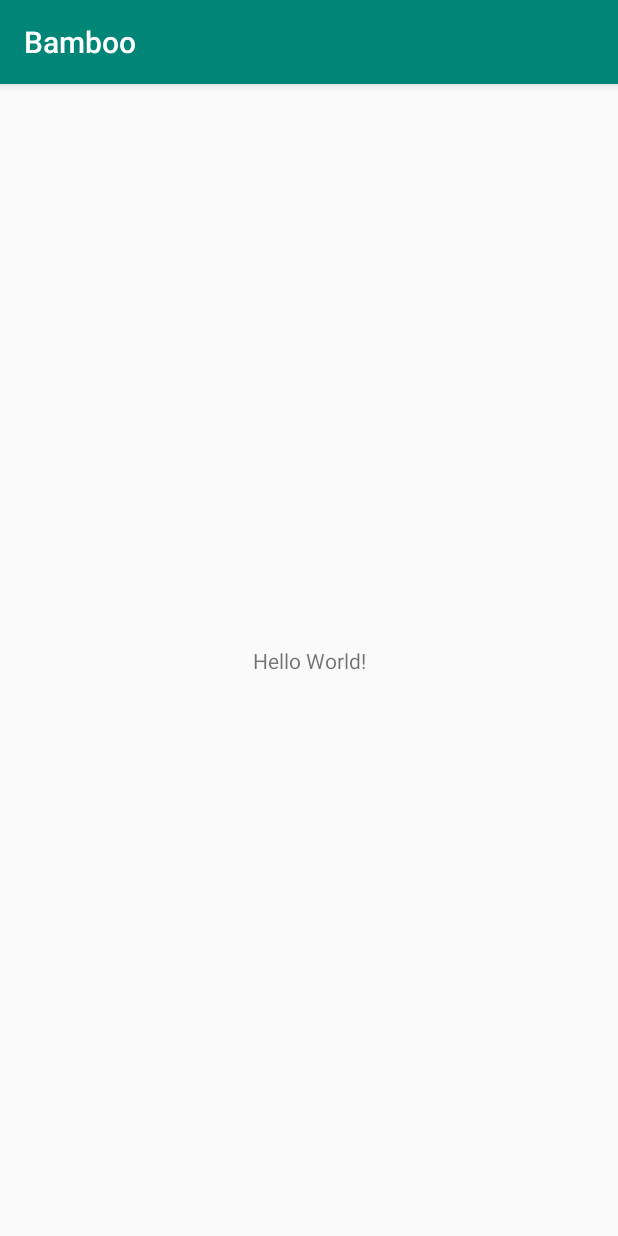
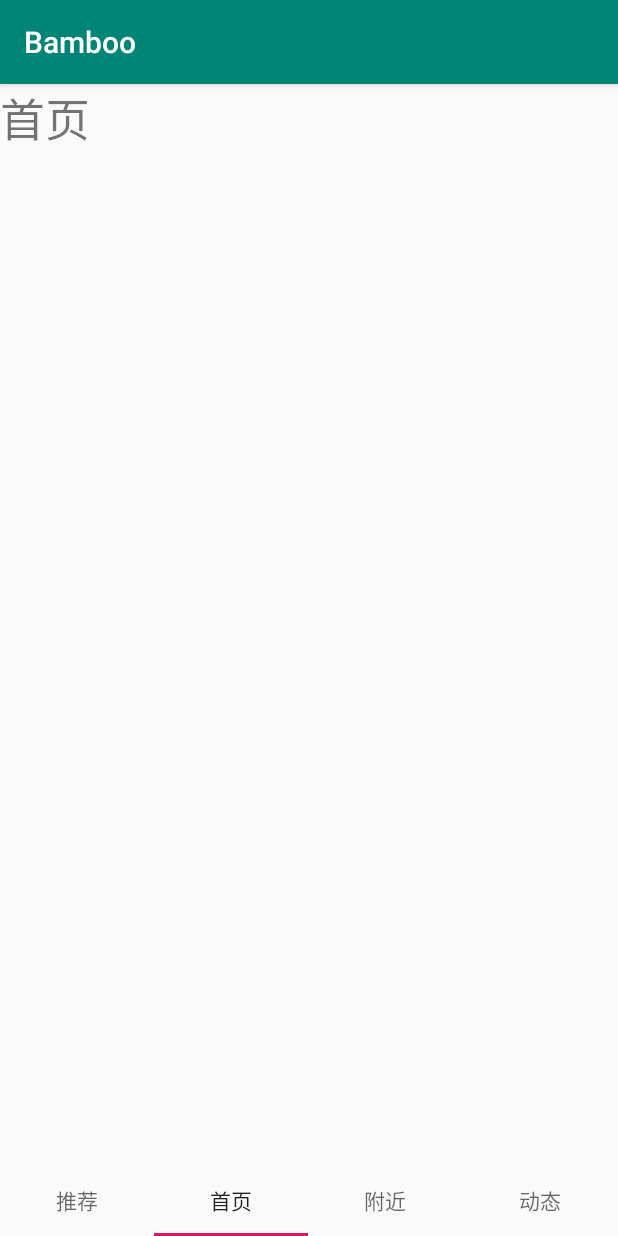
Before and after one commit to yetote/Bamboo, an Android app: the screen it shows after launch (MainActivity), on a phone screen of 412 x 824 dp. Run offline under Robolectric (Android 15) with nearby library versions, the phone set to English and light mode, and no system bars.

Commit message:
APP整体架构未完成，扯皮中。。。。。

```diff
--- a/app/src/main/java/com/example/bamboo/MainActivity.java
+++ b/app/src/main/java/com/example/bamboo/MainActivity.java
@@ -1,30 +1,66 @@
 package com.example.bamboo;
 
 import androidx.appcompat.app.AppCompatActivity;
+import androidx.fragment.app.Fragment;
+import androidx.viewpager.widget.ViewPager;
 
 import android.os.Bundle;
 import android.widget.TextView;
 
+import com.example.bamboo.adapter.MainTabLayoutAdapter;
+import com.example.bamboo.fragment.DiscoverFragment;
+import com.example.bamboo.fragment.HomePageFragment;
+import com.example.bamboo.fragment.MattersFragment;
+import com.example.bamboo.fragment.MineFragment;
+import com.example.bamboo.fragment.NearFragment;
+import com.example.bamboo.fragment.RecommendFragment;
+import com.google.android.material.tabs.TabLayout;
+
+import java.util.ArrayList;
+
+/**
+ * @author yetote
+ * @decription 起始Activity
+ */
 public class MainActivity extends AppCompatActivity {
-
-    // Used to load the 'native-lib' library on application startup.
-    static {
-        System.loadLibrary("native-lib");
-    }
+    private TabLayout tabLayout;
+    private MainTabLayoutAdapter adapter;
+    private ArrayList<Fragment> fmList;
+    private ArrayList<String> titleList;
+    private ViewPager viewPager;
 
     @Override
     protected void onCreate(Bundle savedInstanceState) {
         super.onCreate(savedInstanceState);
         setContentView(R.layout.activity_main);
 
-        // Example of a call to a native method
-        TextView tv = findViewById(R.id.sample_text);
-        tv.setText(stringFromJNI());
+        initView();
+
+        tabLayout.addTab(tabLayout.newTab().setText("推荐"),false);
+        tabLayout.addTab(tabLayout.newTab().setText("首页"),true);
+        tabLayout.addTab(tabLayout.newTab().setText("附近"),false);
+        tabLayout.addTab(tabLayout.newTab().setText("动态"),false);
+
+        fmList = new ArrayList<>();
+        fmList.add(new RecommendFragment());
+        fmList.add(new HomePageFragment());
+        fmList.add(new NearFragment());
+        fmList.add(new MattersFragment());
+
+        titleList=new ArrayList<>();
+        titleList.add("推荐");
+        titleList.add("首页");
+        titleList.add("附近");
+        titleList.add("动态");
+
+        adapter = new MainTabLayoutAdapter(getSupportFragmentManager(), fmList,titleList);
+        viewPager.setAdapter(adapter);
+        viewPager.setCurrentItem(1);
+        tabLayout.setupWithViewPager(viewPager);
     }
 
-    /**
-     * A native method that is implemented by the 'native-lib' native library,
-     * which is packaged with this application.
-     */
-    public native String stringFromJNI();
+    private void initView() {
+        tabLayout = findViewById(R.id.main_tabLayout);
+        viewPager = findViewById(R.id.main_viewPager);
+    }
 }
--- /dev/null
+++ b/app/src/main/java/com/example/bamboo/adapter/MainTabLayoutAdapter.java
@@ -0,0 +1,44 @@
+package com.example.bamboo.adapter;
+
+import java.util.ArrayList;
+
+import androidx.annotation.Nullable;
+import androidx.fragment.app.Fragment;
+import androidx.fragment.app.FragmentManager;
+import androidx.fragment.app.FragmentPagerAdapter;
+
+/**
+ * @author yetote QQ:503779938
+ * @name Bamboo
+ * @class name：com.example.bamboo.adapter
+ * @class describe
+ * @time 2018/10/19 16:50
+ * @change
+ * @chang time
+ * @class describe
+ */
+public class MainTabLayoutAdapter extends FragmentPagerAdapter {
+    private ArrayList<Fragment> list;
+    private ArrayList<String> title;
+    public MainTabLayoutAdapter(FragmentManager fm,ArrayList<Fragment> fmList,ArrayList<String> titleList) {
+        super(fm);
+        this.list=fmList;
+        this.title=titleList;
+    }
+
+    @Override
+    public Fragment getItem(int position) {
+        return list.get(position);
+    }
+
+    @Override
+    public int getCount() {
+        return list.size();
+    }
+
+    @Nullable
+    @Override
+    public CharSequence getPageTitle(int position) {
+        return title.get(position);
+    }
+}
--- /dev/null
+++ b/app/src/main/java/com/example/bamboo/fragment/HomePageFragment.java
@@ -0,0 +1,31 @@
+package com.example.bamboo.fragment;
+
+import android.os.Bundle;
+import android.view.LayoutInflater;
+import android.view.View;
+import android.view.ViewGroup;
+
+import com.example.bamboo.R;
+
+import androidx.annotation.NonNull;
+import androidx.annotation.Nullable;
+import androidx.fragment.app.Fragment;
+
+/**
+ * @author yetote QQ:503779938
+ * @name HomePageFragment
+ * @class name：com.example.bamboo.fragment
+ * @class 首页
+ * @time 2018/10/19 16:58
+ * @change
+ * @chang time
+ * @class describe
+ */
+public class HomePageFragment extends Fragment {
+    @Nullable
+    @Override
+    public View onCreateView(@NonNull LayoutInflater inflater, @Nullable ViewGroup container, @Nullable Bundle savedInstanceState) {
+        View v=inflater.inflate(R.layout.fragment_homepage,null,false);
+        return v;
+    }
+}
--- /dev/null
+++ b/app/src/main/java/com/example/bamboo/fragment/MattersFragment.java
@@ -0,0 +1,32 @@
+package com.example.bamboo.fragment;
+
+import android.os.Bundle;
+import android.view.LayoutInflater;
+import android.view.View;
+import android.view.ViewGroup;
+
+import com.example.bamboo.R;
+
+import androidx.annotation.NonNull;
+import androidx.annotation.Nullable;
+import androidx.fragment.app.Fragment;
+
+/**
+ * @author yetote QQ:503779938
+ * @name Bamboo
+ * @class name：com.example.bamboo.fragment
+ * @class describe
+ * @time 2018/10/19 17:25
+ * @change
+ * @chang time
+ * @class describe
+ */
+public class MattersFragment extends Fragment {
+    @Nullable
+    @Override
+    public View onCreateView(@NonNull LayoutInflater inflater, @Nullable ViewGroup container, @Nullable Bundle savedInstanceState) {
+
+        View v = inflater.inflate(R.layout.fragment_matters, null, false);
+        return v;
+    }
+}
--- /dev/null
+++ b/app/src/main/java/com/example/bamboo/fragment/NearFragment.java
@@ -0,0 +1,31 @@
+package com.example.bamboo.fragment;
+
+import android.os.Bundle;
+import android.view.LayoutInflater;
+import android.view.View;
+import android.view.ViewGroup;
+
+import com.example.bamboo.R;
+
+import androidx.annotation.NonNull;
+import androidx.annotation.Nullable;
+import androidx.fragment.app.Fragment;
+
+/**
+ * @author yetote QQ:503779938
+ * @name Bamboo
+ * @class name：com.example.bamboo.fragment
+ * @class 附近页
+ * @time 2018/10/19 17:03
+ * @change
+ * @chang time
+ * @class describe
+ */
+public class NearFragment extends Fragment {
+    @Nullable
+    @Override
+    public View onCreateView(@NonNull LayoutInflater inflater, @Nullable ViewGroup container, @Nullable Bundle savedInstanceState) {
+        View v=inflater.inflate(R.layout.fragment_near,null,false);
+        return v;
+    }
+}
--- /dev/null
+++ b/app/src/main/java/com/example/bamboo/fragment/RecommendFragment.java
@@ -0,0 +1,31 @@
+package com.example.bamboo.fragment;
+
+import android.os.Bundle;
+import android.view.LayoutInflater;
+import android.view.View;
+import android.view.ViewGroup;
+
+import com.example.bamboo.R;
+
+import androidx.annotation.NonNull;
+import androidx.annotation.Nullable;
+import androidx.fragment.app.Fragment;
+
+/**
+ * @author yetote QQ:503779938
+ * @name RecommendFragment
+ * @class name：com.example.bamboo.fragment
+ * @class 推荐页
+ * @time 2018/10/19 16:58
+ * @change
+ * @chang time
+ * @class describe
+ */
+public class RecommendFragment extends Fragment {
+    @Nullable
+    @Override
+    public View onCreateView(@NonNull LayoutInflater inflater, @Nullable ViewGroup container, @Nullable Bundle savedInstanceState) {
+        View v = inflater.inflate(R.layout.fragment_recommend, null, false);
+        return v;
+    }
+}
--- a/app/src/main/res/layout/activity_main.xml
+++ b/app/src/main/res/layout/activity_main.xml
@@ -1,19 +1,21 @@
 <?xml version="1.0" encoding="utf-8"?>
-<androidx.constraintlayout.widget.ConstraintLayout xmlns:android="http://schemas.android.com/apk/res/android"
+<RelativeLayout xmlns:android="http://schemas.android.com/apk/res/android"
     xmlns:app="http://schemas.android.com/apk/res-auto"
     xmlns:tools="http://schemas.android.com/tools"
     android:layout_width="match_parent"
     android:layout_height="match_parent"
     tools:context=".MainActivity">
 
-    <TextView
-        android:id="@+id/sample_text"
-        android:layout_width="wrap_content"
+    <androidx.viewpager.widget.ViewPager
+        android:layout_width="match_parent"
+        android:layout_height="match_parent"
+        android:id="@+id/main_viewPager"
+        android:layout_above="@id/main_tabLayout"/>
+
+    <com.google.android.material.tabs.TabLayout
+        android:id="@+id/main_tabLayout"
+        android:layout_width="match_parent"
         android:layout_height="wrap_content"
-        android:text="Hello World!"
-        app:layout_constraintBottom_toBottomOf="parent"
-        app:layout_constraintLeft_toLeftOf="parent"
-        app:layout_constraintRight_toRightOf="parent"
-        app:layout_constraintTop_toTopOf="parent" />
+        android:layout_alignParentBottom="true" />
 
-</androidx.constraintlayout.widget.ConstraintLayout>
+</RelativeLayout>
--- /dev/null
+++ b/app/src/main/res/layout/fragment_homepage.xml
@@ -0,0 +1,10 @@
+<?xml version="1.0" encoding="utf-8"?>
+<LinearLayout xmlns:android="http://schemas.android.com/apk/res/android"
+    android:layout_width="match_parent"
+    android:layout_height="match_parent">
+    <TextView
+        android:layout_width="match_parent"
+        android:layout_height="match_parent"
+        android:text="首页"
+        android:textSize="30sp"/>
+</LinearLayout>
```
Also changed, not shown: app/build.gradle (+3 -4 lines), app/src/main/java/com/example/bamboo/fragment/DiscoverFragment.java (added, +31 -0 lines), app/src/main/java/com/example/bamboo/fragment/MineFragment.java (added, +31 -0 lines), app/src/main/res/layout/fragment_discover.xml (added, +10 -0 lines), app/src/main/res/layout/fragment_matters.xml (added, +10 -0 lines), app/src/main/res/layout/fragment_mine.xml (added, +10 -0 lines), app/src/main/res/layout/fragment_near.xml (added, +10 -0 lines), app/src/main/res/layout/fragment_recommend.xml (added, +10 -0 lines).
